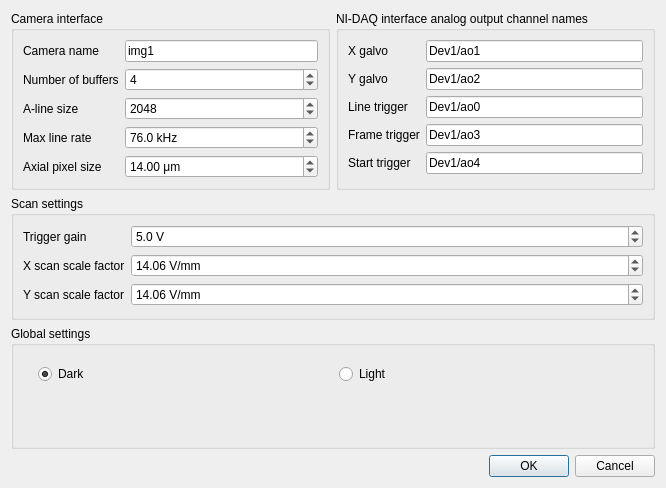
The window that src/main/resources/windows/ui/SettingsDialog.ui (sstucker/OCTview) describes before a commit, drawn with Qt 5.
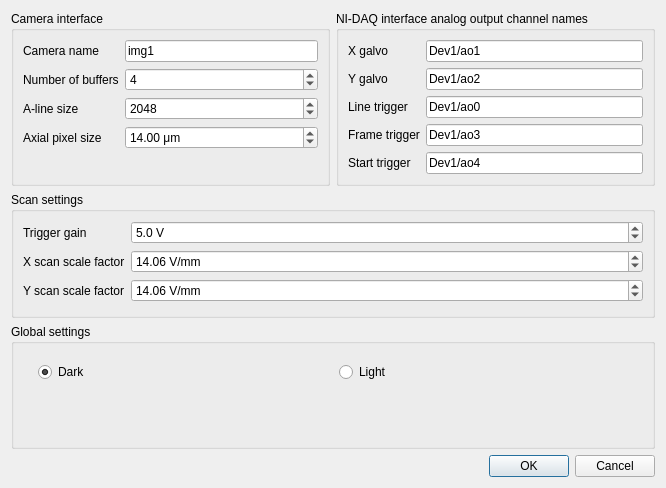
The same window after the commit.

```diff
--- a/src/main/resources/windows/ui/SettingsDialog.ui
+++ b/src/main/resources/windows/ui/SettingsDialog.ui
@@ -77,40 +77,14 @@
         </property>
        </widget>
       </item>
-      <item row="3" column="1">
-       <widget class="QDoubleSpinBox" name="spinMaxLineRate">
-        <property name="suffix">
-         <string> kHz</string>
-        </property>
-        <property name="decimals">
-         <number>1</number>
-        </property>
-        <property name="minimum">
-         <double>1.000000000000000</double>
-        </property>
-        <property name="maximum">
-         <double>1000.000000000000000</double>
-        </property>
-        <property name="value">
-         <double>76.000000000000000</double>
-        </property>
-       </widget>
-      </item>
       <item row="3" column="0">
-       <widget class="QLabel" name="labelMaxLineRate">
-        <property name="text">
-         <string>Max line rate</string>
-        </property>
-       </widget>
-      </item>
-      <item row="4" column="0">
        <widget class="QLabel" name="labelAxialPixelSize">
         <property name="text">
          <string>Axial pixel size</string>
         </property>
        </widget>
       </item>
-      <item row="4" column="1">
+      <item row="3" column="1">
        <widget class="QDoubleSpinBox" name="spinAxialPixelSize">
         <property name="suffix">
          <string> μm</string>
```
